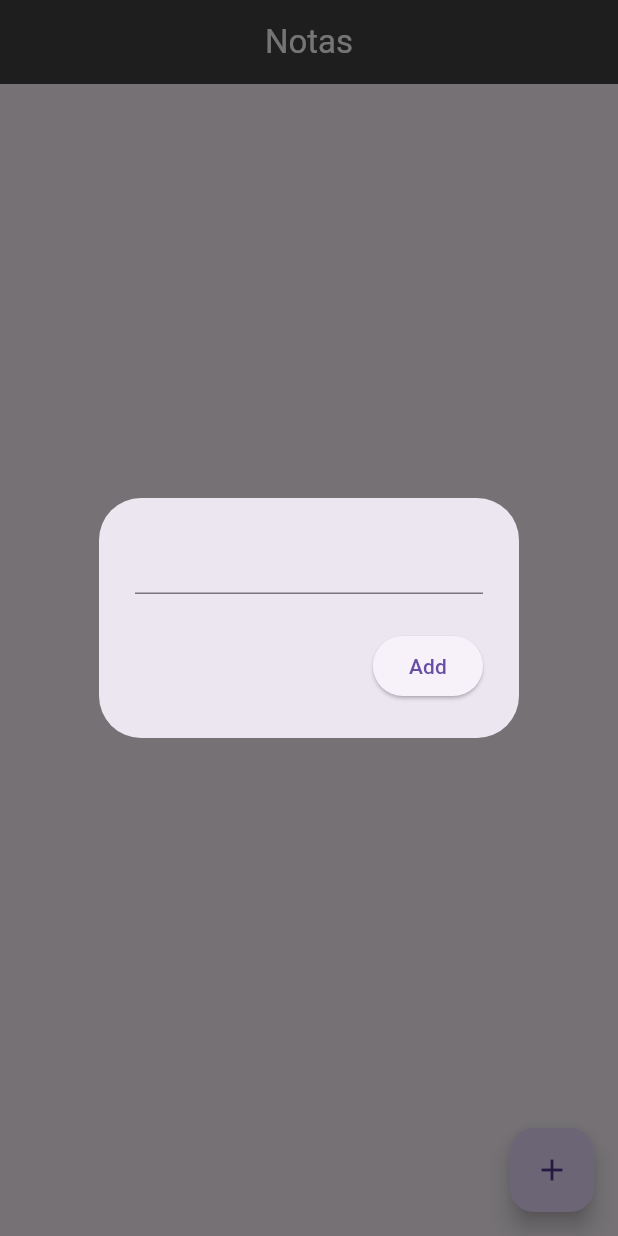
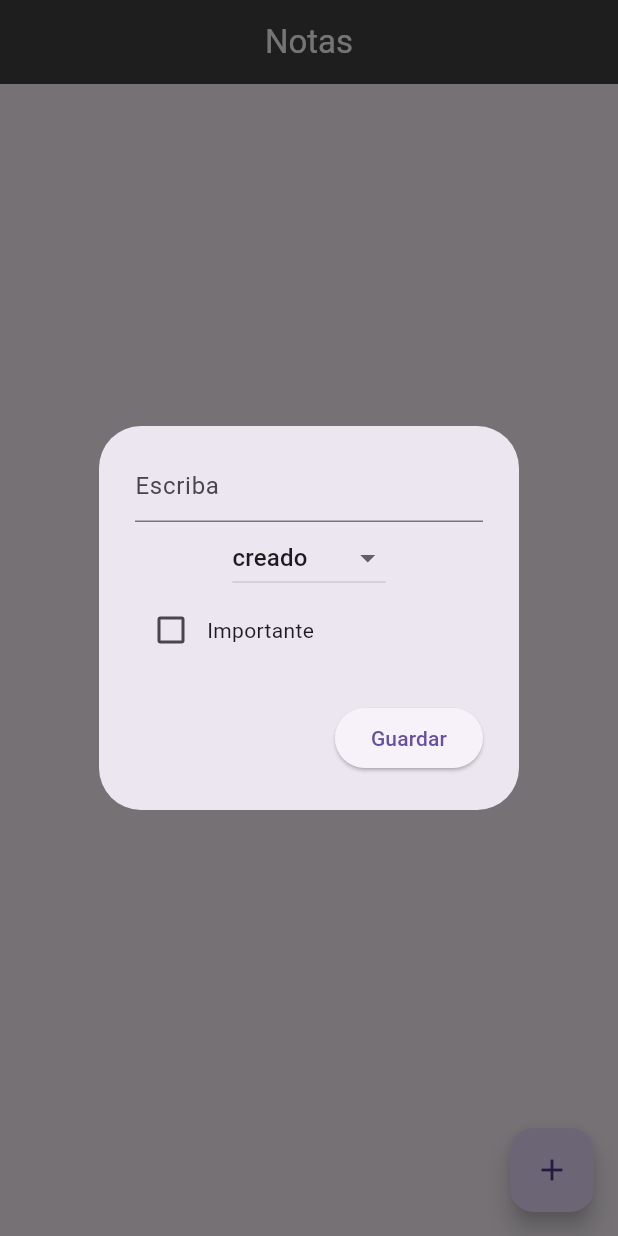
Before and after one commit to JP-019/prueba, a Flutter app: the screen it shows after launch, after a tap on the "add" icon, on a phone screen of 412 x 824 dp. Run offline on Flutter 3.47's test engine with Material 3 defaults, Android fonts, the phone set to English and light mode, and no system bars; our stand-ins replace cloud_firestore, firebase_core; accounts and stored records are empty.

Commit message:
Terminado v0.1

```diff
--- a/lib/pages/home_pages.dart
+++ b/lib/pages/home_pages.dart
@@ -12,28 +12,89 @@ class HomePages extends StatefulWidget {
 class _HomePagesState extends State<HomePages> {
   final Servicios firebaseService = Servicios();
   final TextEditingController textController = TextEditingController();
+  String estado = 'creado';
+  bool importante = false;
 
-  void openNoteBox({String? docID}) {
+  void openNoteBox(
+      {String? docID,
+      String? initialText,
+      String? initialEstado,
+      bool? initialImportante}) {
+    textController.text = initialText ?? '';
+    setState(() {
+      estado = initialEstado ?? 'creado';
+      importante = initialImportante ?? false;
+    });
+
     showDialog(
       context: context,
       builder: (context) => AlertDialog(
-        content: TextField(
+        content: StatefulBuilder(
+          builder: (context, setState) {
+            return Column(
+              mainAxisSize: MainAxisSize.min,
+              children: [
+                TextField(
                   controller: textController,
+                  decoration: InputDecoration(hintText: 'Escriba'),
+                ),
+                DropdownButton<String>(
+                  value: estado,
+                  onChanged: (String? newValue) {
+                    setState(() {
+                      estado = newValue!;
+                    });
+                  },
+                  items: <String>[
+                    'creado',
+                    'por hacer',
+                    'trabajando',
+                    'finalizado'
+                  ].map<DropdownMenuItem<String>>((String value) {
+                    return DropdownMenuItem<String>(
+                      value: value,
+                      child: Text(value),
+                    );
+                  }).toList(),
+                ),
+                Row(
+                  children: [
+                    Checkbox(
+                      value: importante,
+                      onChanged: (bool? newValue) {
+                        setState(() {
+                          importante = newValue!;
+                        });
+                      },
+                    ),
+                    const Text('Importante'),
+                  ],
+                ),
+              ],
+            );
+          },
         ),
         actions: [
           ElevatedButton(
             onPressed: () {
               if (docID == null) {
-                firebaseService.addNote(textController.text);
+                firebaseService.addNote(
+                  textController.text,
+                  estado,
+                  importante,
+                );
               } else {
-                firebaseService.updateNote(docID, textController.text);
+                firebaseService.updateNote(
+                  docID,
+                  textController.text,
+                  estado,
+                  importante,
+                );
               }
               textController.clear();
               Navigator.pop(context);
             },
-            child: const Text(
-              "Add",
-            ),
+            child: const Text("Guardar"),
           ),
         ],
       ),
@@ -54,7 +115,7 @@ class _HomePagesState extends State<HomePages> {
         centerTitle: true,
       ),
       floatingActionButton: FloatingActionButton(
-        onPressed: openNoteBox,
+        onPressed: () => openNoteBox(),
         child: const Icon(Icons.add),
       ),
       body: StreamBuilder<QuerySnapshot>(
@@ -70,31 +131,37 @@ class _HomePagesState extends State<HomePages> {
                 Map<String, dynamic> data =
                     document.data() as Map<String, dynamic>;
                 String noteText = data['note'];
-                  SizedBox(height: 20);
+                String estado = data['estado'];
+                bool importante = data['importante'];
+
                 return Container(
-                    margin:
-                        EdgeInsets.symmetric(vertical: 5.0, horizontal: 10.0),
-                    padding: EdgeInsets.all(10.0),
+                  margin: const EdgeInsets.symmetric(
+                      vertical: 5.0, horizontal: 10.0),
+                  padding: const EdgeInsets.all(10.0),
                   decoration: BoxDecoration(
-                      color: Colors.grey[300], // Color de fondo gris claro
-                      borderRadius:
-                          BorderRadius.circular(10.0), // Borde redondeado
+                    color: Colors.grey[300],
+                    borderRadius: BorderRadius.circular(10.0),
                   ),
                   child: ListTile(
                     title: Text(noteText),
+                    subtitle: Text(
+                        'Estado: $estado\nImportante: ${importante ? 'Sí' : 'No'}'),
                     trailing: Container(
-                        width:
-                            100, // Define el ancho deseado para el IconButton
+                      width: 100,
                       child: Row(
                         mainAxisAlignment: MainAxisAlignment.spaceBetween,
                         children: [
                           IconButton(
-                              onPressed: () => openNoteBox(docID: docID),
+                            onPressed: () => openNoteBox(
+                              docID: docID,
+                              initialText: noteText,
+                              initialEstado: estado,
+                              initialImportante: importante,
+                            ),
                             icon: const Icon(Icons.settings),
                           ),
                           IconButton(
-                              onPressed: () =>
-                                  firebaseService.deleteNote(docID),
+                            onPressed: () => firebaseService.deleteNote(docID),
                             icon: const Icon(Icons.delete),
                           ),
                         ],
@@ -102,11 +169,12 @@ class _HomePagesState extends State<HomePages> {
                     ),
                   ),
                 );
-                });
+              },
+            );
           } else {
             return Center(
               child: Container(
-                padding: EdgeInsets.all(16.0),
+                padding: const EdgeInsets.all(16.0),
                 child: const Text('No note'),
               ),
             );
--- a/lib/services/firestore.dart
+++ b/lib/services/firestore.dart
@@ -2,37 +2,36 @@ import 'package:cloud_firestore/cloud_firestore.dart';
 
 class Servicios {
   //---------------- get ------------------
-  final CollectionReference notes =
-      FirebaseFirestore.instance.collection('notes');
+  final CollectionReference notas =
+      FirebaseFirestore.instance.collection('Nota');
+
   //---------------- create ----------------
-  Future<void> addNote(String note) {
-    return notes.add({
+  Future<void> addNote(String note, String estado, bool importante) {
+    return notas.add({
       'note': note,
+      'estado': estado,
+      'importante': importante,
       'timestamp': Timestamp.now(),
     });
   }
 
   //---------------- read ------------------
-
   Stream<QuerySnapshot> getNotesStream() {
-    final notesStream =
-        notes.orderBy('timestamp', descending: true).snapshots();
-
-    return notesStream;
+    return notas.orderBy('timestamp', descending: true).snapshots();
   }
 
   //---------------- update ----------------
-  Future<void> updateNote(String docID, String newNote) {
-    return notes.doc(docID).update({
+  Future<void> updateNote(String docID, String newNote, String estado, bool importante) {
+    return notas.doc(docID).update({
       'note': newNote,
+      'estado': estado,
+      'importante': importante,
       'timestamp': Timestamp.now(),
     });
   }
 
   //---------------- delete-----------------
   Future<void> deleteNote(String docID) {
-    return notes.doc(docID).delete();
+    return notas.doc(docID).delete();
   }
-
-
 }
```
Lines whose indentation alone changed are shown as unchanged.
